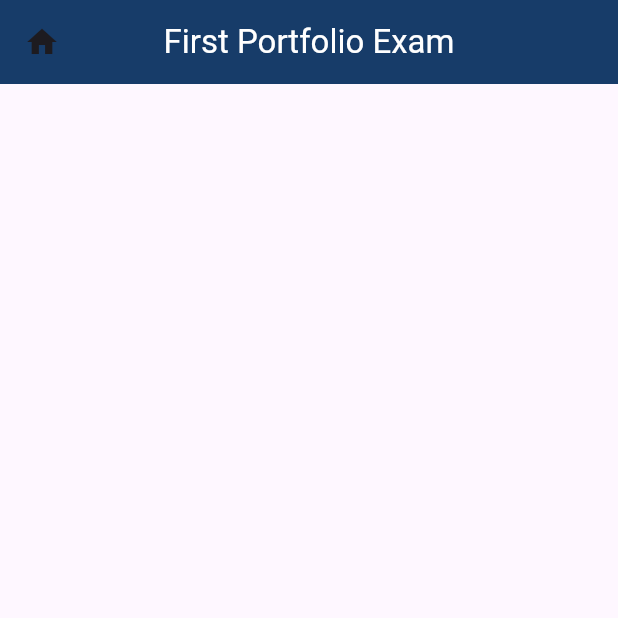
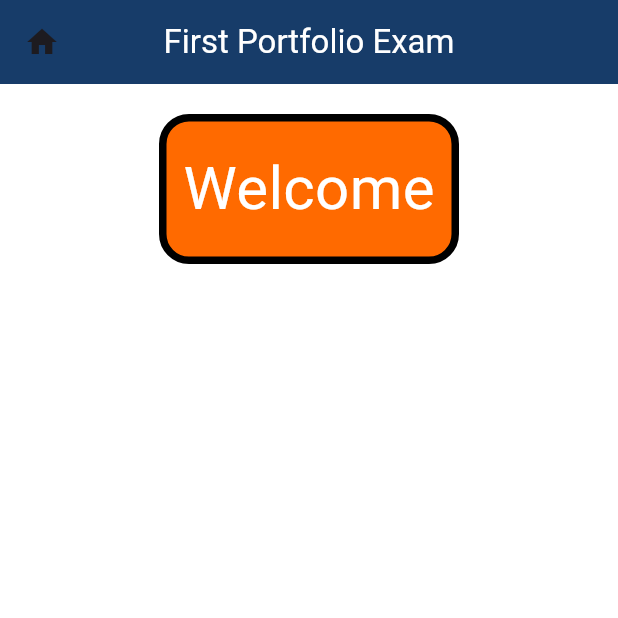
Before and after one commit to papook/ma_port1, a Flutter app: the screen it shows after launch, on a phone screen of 412 x 824 dp, the top half of it. Run offline on Flutter 3.47's test engine with Material 3 defaults, Android fonts, the phone set to English and light mode, and no system bars; Roboto replaces fonts that are missing (Segoe UI).

Commit message:
added welcome button

```diff
--- a/lib/main.dart
+++ b/lib/main.dart
@@ -20,6 +20,37 @@ class MainPage extends StatelessWidget {
           leading: Icon(Icons.home),
           backgroundColor: Color.fromARGB(255, 23, 60, 105),
         ),
+        body: Container(
+          color: Colors.white,
+          padding: EdgeInsets.symmetric(vertical: 20),
+          child: Column(
+            mainAxisAlignment: MainAxisAlignment.spaceBetween,
+            children: [
+              Center(
+                child: Container(
+                  height: 100,
+                  width: 200,
+                  decoration: BoxDecoration(
+                    color: Color.fromARGB(255, 255, 106, 0),
+                    border: Border.all(color: Colors.black, width: 5),
+                    borderRadius: BorderRadius.circular(20),
+                  ),
+                  child: Center(
+                    child: Text(
+                      "Welcome",
+                      style: TextStyle(
+                        color: Colors.white,
+                        fontSize: 40,
+                        fontFamily: "Segoe UI",
+                        overflow: TextOverflow.ellipsis,
+                      ),
+                    ),
+                  ),
+                ),
+              ),
+            ],
+          ),
+        ),
       ),
     );
   }
```
